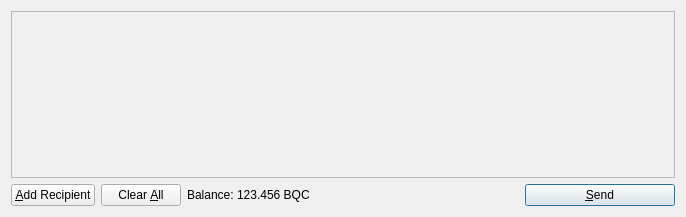
psdgithub/bitcoin, file src/qt/forms/sendcoinsdialog.ui: the form before one commit.
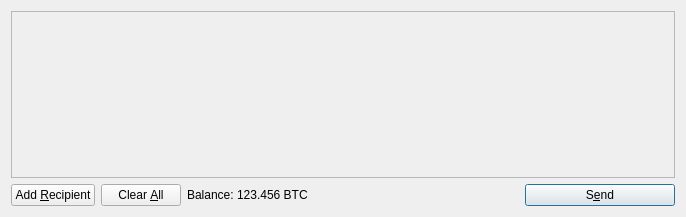
The form after the commit. Icons and pictures are not drawn.

Patch:
```diff
--- a/src/qt/forms/sendcoinsdialog.ui
+++ b/src/qt/forms/sendcoinsdialog.ui
@@ -64,7 +64,7 @@
         <string>Send to multiple recipients at once</string>
        </property>
        <property name="text">
-        <string>&amp;Add Recipient</string>
+        <string>Add &amp;Recipient</string>
        </property>
        <property name="icon">
         <iconset resource="../bitcoin.qrc">
@@ -119,7 +119,7 @@
           <cursorShape>IBeamCursor</cursorShape>
          </property>
          <property name="text">
-          <string>123.456 BQC</string>
+          <string>123.456 BTC</string>
          </property>
          <property name="textInteractionFlags">
           <set>Qt::LinksAccessibleByMouse|Qt::TextSelectableByKeyboard|Qt::TextSelectableByMouse</set>
@@ -153,7 +153,7 @@
         <string>Confirm the send action</string>
        </property>
        <property name="text">
-        <string>&amp;Send</string>
+        <string>S&amp;end</string>
        </property>
        <property name="icon">
         <iconset resource="../bitcoin.qrc">
```
Left out of the diff: 2 changed lines with no effect on the pictures.
